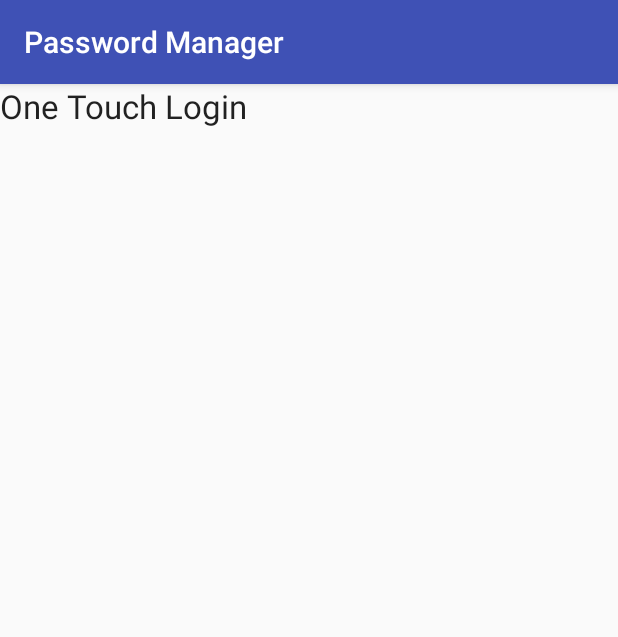
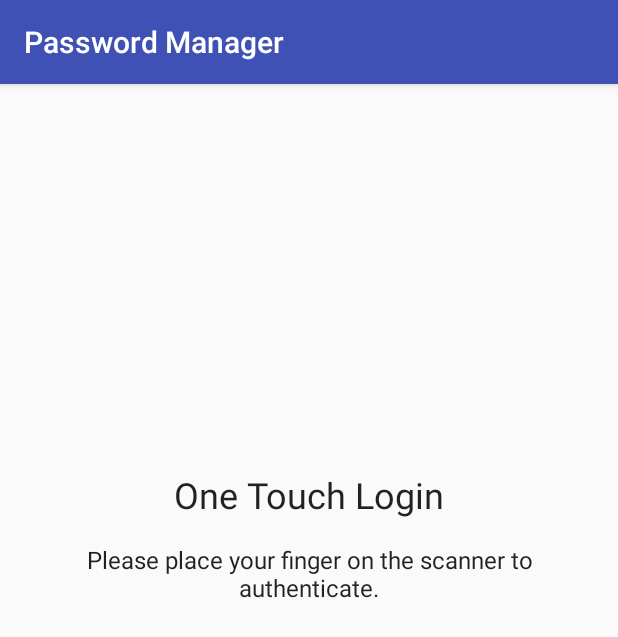
Before and after one commit to nikacorp/PasswordManager, an Android app: the screen it shows after launch (LoginActivity), on a phone screen of 412 x 824 dp. Shown: the top 637 px of the screen. Run offline under Robolectric (Android 15) with nearby library versions, the phone set to English and light mode, and no system bars.

Commit message:
Fixes the UI layout for login screen

```diff
--- a/app/src/main/res/layout/activity_login.xml
+++ b/app/src/main/res/layout/activity_login.xml
@@ -4,16 +4,37 @@
     xmlns:tools="http://schemas.android.com/tools"
     android:layout_width="match_parent"
     android:layout_height="match_parent"
-    tools:context="com.nika.opensource.passwordmanager.LoginActivity">
+    tools:context="com.nika.opensource.passwordmanager.LoginActivity"
+    tools:layout_editor_absoluteY="81dp"
+    tools:layout_editor_absoluteX="0dp">
 
     <TextView
         android:id="@+id/tv_login_title"
         android:layout_width="wrap_content"
         android:layout_height="wrap_content"
         android:text="@string/login_title"
-        android:textAppearance="@android:style/TextAppearance.DeviceDefault.Large"
-        android:visibility="visible"
-        tools:layout_editor_absoluteX="109dp"
-        tools:layout_editor_absoluteY="242dp" />
+        android:textAppearance="@style/TextAppearance.AppCompat.Headline"
+        app:layout_constraintBottom_toBottomOf="parent"
+        app:layout_constraintHorizontal_bias="0.502"
+        app:layout_constraintLeft_toLeftOf="parent"
+        app:layout_constraintRight_toRightOf="parent"
+        app:layout_constraintTop_toTopOf="parent"
+        android:layout_marginBottom="0dp"
+        app:layout_constraintVertical_bias="0.35000002"
+        android:layout_marginTop="0dp" />
 
+    <TextView
+        android:id="@+id/tv_login_message"
+        android:layout_width="350dp"
+        android:layout_height="wrap_content"
+        android:layout_marginTop="16dp"
+        android:autoText="false"
+        android:ellipsize="none"
+        android:text="@string/login_message"
+        android:textAlignment="center"
+        android:textAppearance="@style/TextAppearance.AppCompat.Subhead"
+        app:layout_constraintHorizontal_bias="0.5"
+        app:layout_constraintLeft_toLeftOf="parent"
+        app:layout_constraintRight_toRightOf="parent"
+        app:layout_constraintTop_toBottomOf="@+id/tv_login_title" />
 </android.support.constraint.ConstraintLayout>
```
